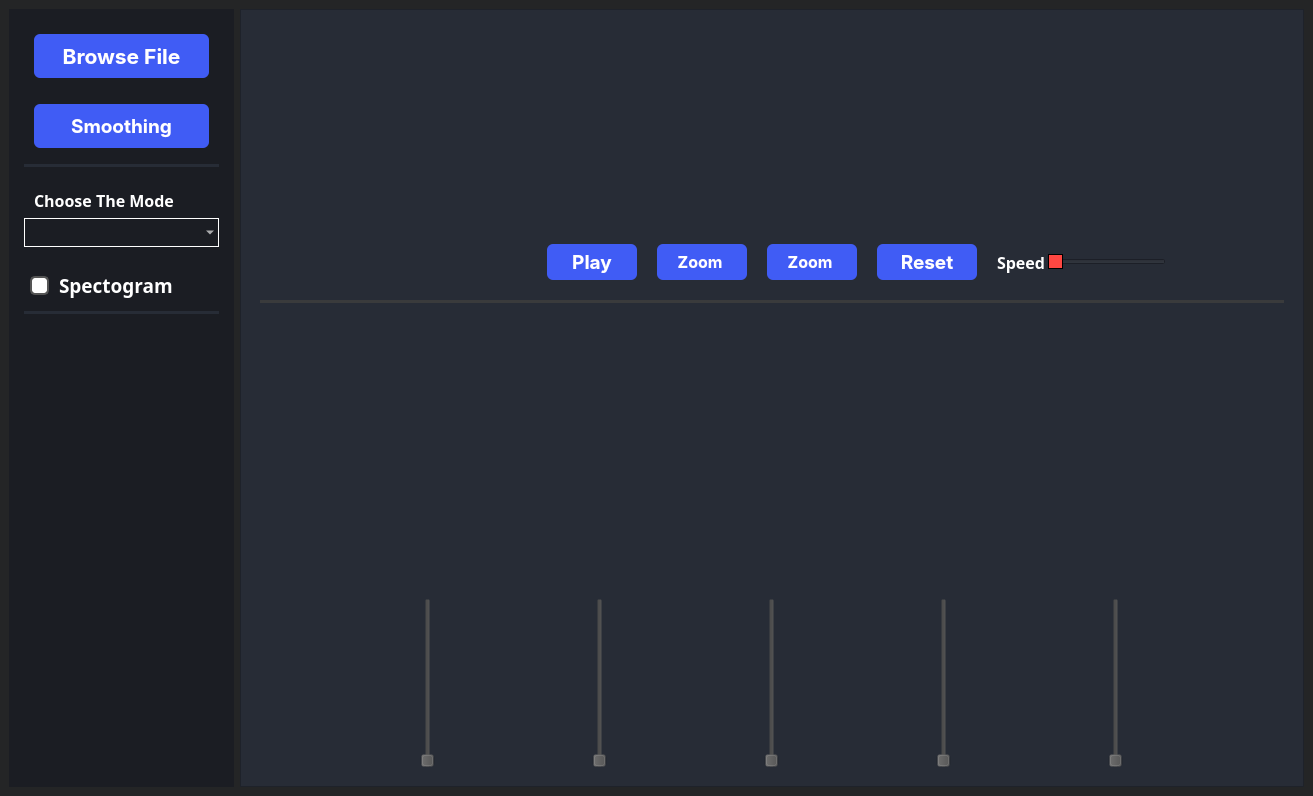
Old version of the form MainWindow.ui in the repository joyou159/Signal-Equalizer.
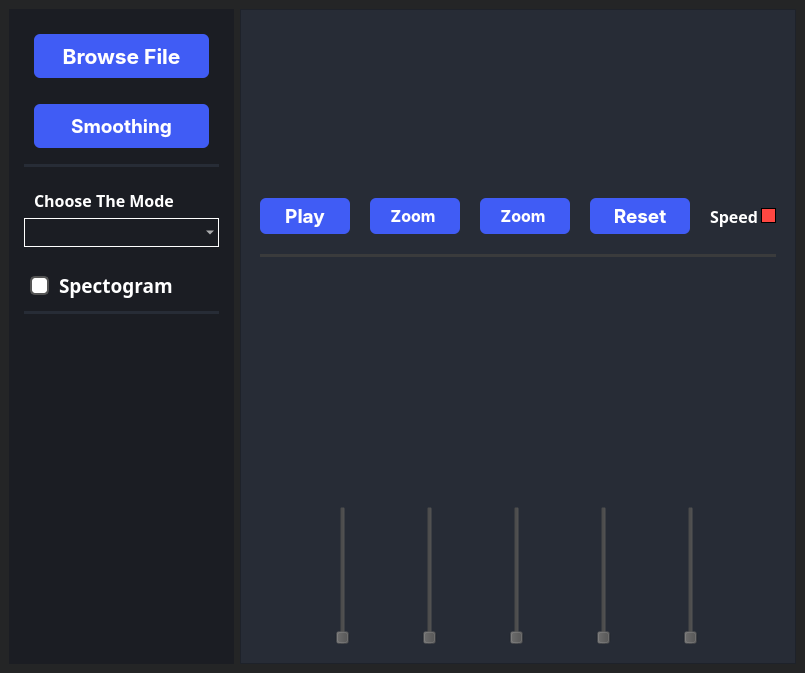
New version of the form. Icons and pictures are not drawn. Custom widgets are drawn as their Qt base class.

Commit message: ui of smoothing window

Diff of the .ui file:
```diff
--- a/MainWindow.ui
+++ b/MainWindow.ui
@@ -6,8 +6,8 @@
    <rect>
     <x>0</x>
     <y>0</y>
-    <width>1313</width>
-    <height>796</height>
+    <width>766</width>
+    <height>673</height>
    </rect>
   </property>
   <property name="windowTitle">
```
Left out of the diff: 2 changed lines with no effect on the pictures. The commit also changes 3 other files.
